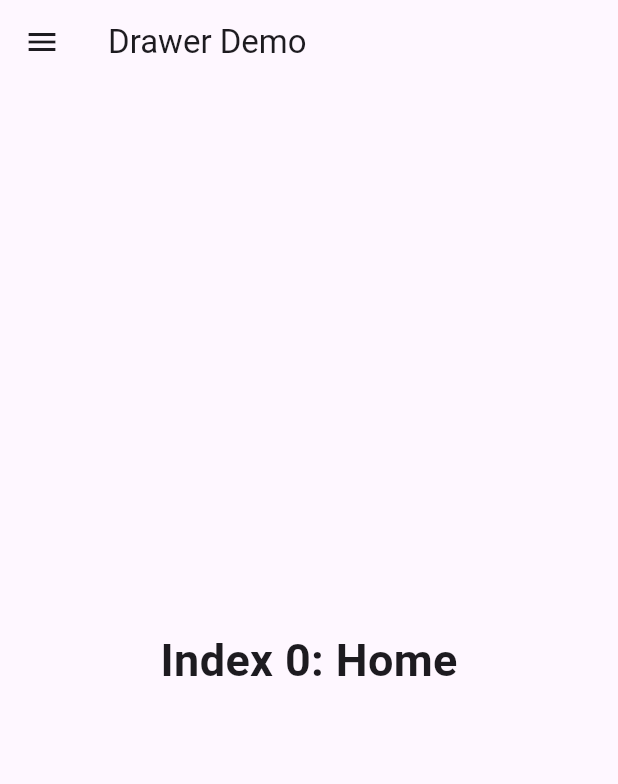
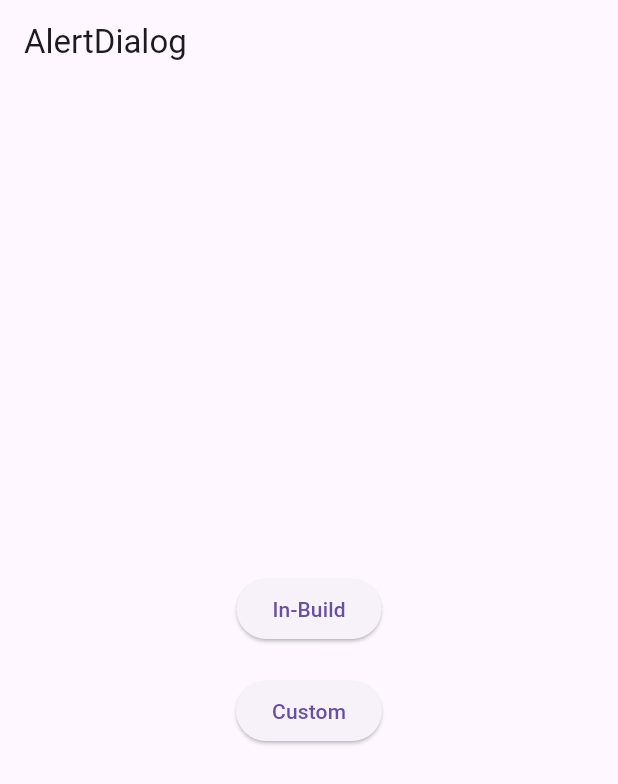
Before and after one commit to Mirzaazmath/flutter_components, a Flutter app: the screen it shows after launch, on a phone screen of 412 x 824 dp. Shown: the top 784 px of the screen. Run offline on Flutter 3.47's test engine with Material 3 defaults, Android fonts, the phone set to English and light mode, and no system bars.

Commit message:
alert dialog

```diff
--- a/lib/main.dart
+++ b/lib/main.dart
@@ -1,109 +1,16 @@
 import 'package:flutter/material.dart';
 
-void main() => runApp(const MyApp());
-
+import 'screens/home_screen.dart';
+void main(){
+  runApp(MyApp());
+}
 class MyApp extends StatelessWidget {
   const MyApp({super.key});
 
-  static const appTitle = 'Drawer Demo';
-
   @override
   Widget build(BuildContext context) {
-    return const MaterialApp(
-      title: appTitle,
-      home: MyHomePage(title: appTitle),
+    return MaterialApp(
+      home: HomeScreen(),
     );
   }
 }
-
-class MyHomePage extends StatefulWidget {
-  const MyHomePage({super.key, required this.title});
-
-  final String title;
-
-  @override
-  State<MyHomePage> createState() => _MyHomePageState();
-}
-
-class _MyHomePageState extends State<MyHomePage> {
-  int _selectedIndex = 0;
-  static const TextStyle optionStyle =
-  TextStyle(fontSize: 30, fontWeight: FontWeight.bold);
-  static const List<Widget> _widgetOptions = <Widget>[
-    Text(
-      'Index 0: Home',
-      style: optionStyle,
-    ),
-    Text(
-      'Index 1: Business',
-      style: optionStyle,
-    ),
-    Text(
-      'Index 2: School',
-      style: optionStyle,
-    ),
-  ];
-
-  void _onItemTapped(int index) {
-    setState(() {
-      _selectedIndex = index;
-    });
-  }
-
-  @override
-  Widget build(BuildContext context) {
-    return Scaffold(
-      appBar: AppBar(title: Text(widget.title)),
-      body: Center(
-        child: _widgetOptions[_selectedIndex],
-      ),
-      drawer: Drawer(
-        // Add a ListView to the drawer. This ensures the user can scroll
-        // through the options in the drawer if there isn't enough vertical
-        // space to fit everything.
-        child: ListView(
-          // Important: Remove any padding from the ListView.
-          padding: EdgeInsets.zero,
-          children: [
-            const DrawerHeader(
-              decoration: BoxDecoration(
-                color: Colors.blue,
-              ),
-              child: Text('Drawer Header'),
-            ),
-            ListTile(
-              title: const Text('Home'),
-              selected: _selectedIndex == 0,
-              onTap: () {
-                // Update the state of the app
-                _onItemTapped(0);
-                // Then close the drawer
-                Navigator.pop(context);
-              },
-            ),
-            ListTile(
-              title: const Text('Business'),
-              selected: _selectedIndex == 1,
-              onTap: () {
-                // Update the state of the app
-                _onItemTapped(1);
-                // Then close the drawer
-                Navigator.pop(context);
-              },
-            ),
-            ListTile(
-              title: const Text('School'),
-              selected: _selectedIndex == 2,
-              onTap: () {
-                // Update the state of the app
-                _onItemTapped(2);
-                // Then close the drawer
-                Navigator.pop(context);
-              },
-            ),
-          ],
-        ),
-      ),
-    );
-  }
-}
--- /dev/null
+++ b/lib/screens/home_screen.dart
@@ -0,0 +1,75 @@
+import 'package:flutter/material.dart';
+import 'package:flutter_components/components/custom_dialog.dart';
+class HomeScreen extends StatelessWidget {
+  const HomeScreen({super.key});
+
+  @override
+  Widget build(BuildContext context) {
+    return Scaffold(
+      appBar: AppBar(title: const Text("AlertDialog"),),
+      body: Column(
+         mainAxisAlignment: MainAxisAlignment.center,
+        crossAxisAlignment: CrossAxisAlignment.center,
+        children: [
+          ElevatedButton(onPressed: (){
+            _showMyDialog(context);
+          }, child:const Text("In-Build")),
+           Container(height: 20,),
+          ElevatedButton(onPressed: (){
+            _showCustomDialog(context);
+          }, child:const Text("Custom")),
+
+        ],
+
+      ),
+
+    );
+  }
+  //// In Build Method////
+  Future<void> _showMyDialog(context) async {
+    return showDialog<void>(
+      context: context,
+      barrierDismissible: false, // user must tap button!
+      builder: (BuildContext context) {
+        return AlertDialog(
+          title: const Text('AlertDialog Title'),
+          content: const SingleChildScrollView(
+            child: ListBody(
+              children: <Widget>[
+                Text('This is a demo alert dialog.'),
+                Text('Would you like to approve of this message?'),
+              ],
+            ),
+          ),
+          actions: <Widget>[
+            TextButton(
+              child: const Text('Approve'),
+              onPressed: () {
+                Navigator.of(context).pop();
+              },
+            ),
+          ],
+        );
+      },
+    );
+  }
+  ////// for Custom Dialog//////
+  _showCustomDialog(context){
+    showDialog(context: context,
+        barrierDismissible: false,
+        builder: (BuildContext context){
+          return Dialog(
+              shape: RoundedRectangleBorder(
+                borderRadius: BorderRadius.circular(20),
+              ),
+              elevation: 0,
+              backgroundColor: Colors.transparent,
+              child: const  AddTruckDialogBox()
+          );
+
+
+        }
+    );
+
+  }
+}
```
Also changed, not shown: lib/components/custom_dialog.dart (added, +63 -0 lines), lib/utils/custom_button.dart (added, +25 -0 lines), lib/utils/custom_toast.dart (added, +14 -0 lines), lib/utils/global_text.dart (added, +21 -0 lines), lib/utils/global_text_field.dart (added, +31 -0 lines), assets/result.gif, assets/screenshot1.png, assets/screenshot2.png, assets/screenshot3.png (added), assets/screenshot4.png (added).
